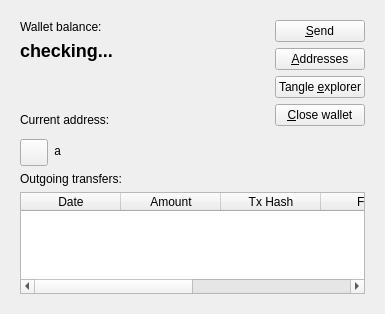
First picture: the form in widgets/walletwidget.ui, repository joshirio/iota-cooler, before the edit.
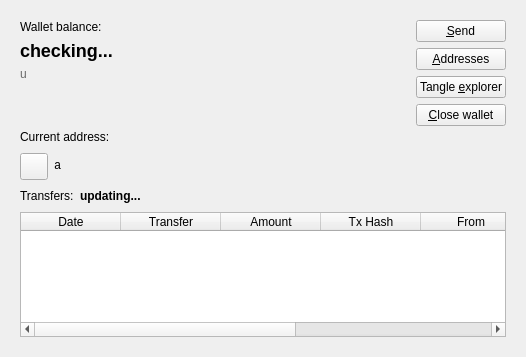
Second picture: the form after the edit. Icons and pictures are not drawn.

Commit message: add icons, ignore reattachments and warn on unconfirmed balance before sending

The edit to the form file:
```diff
--- a/widgets/walletwidget.ui
+++ b/widgets/walletwidget.ui
@@ -6,8 +6,8 @@
    <rect>
     <x>0</x>
     <y>0</y>
-    <width>385</width>
-    <height>314</height>
+    <width>526</width>
+    <height>357</height>
    </rect>
   </property>
   <property name="windowTitle">
@@ -20,7 +20,7 @@
       <number>0</number>
      </property>
      <widget class="QWidget" name="page">
-      <layout class="QVBoxLayout" name="verticalLayout_4">
+      <layout class="QVBoxLayout" name="verticalLayout_2">
        <item>
         <layout class="QGridLayout" name="gridLayout">
          <item row="0" column="0">
@@ -67,6 +67,18 @@
              </property>
             </widget>
            </item>
+           <item>
+            <widget class="QLabel" name="unconfirmedBalanceLabel">
+             <property name="styleSheet">
+              <string notr="true">QLabel {
+color: dimgray;
+}</string>
+             </property>
+             <property name="text">
+              <string>u</string>
+             </property>
+            </widget>
+           </item>
            <item>
             <spacer name="verticalSpacer">
              <property name="orientation">
@@ -225,13 +237,35 @@
         </layout>
        </item>
        <item>
-        <layout class="QVBoxLayout" name="verticalLayout_2">
+        <layout class="QHBoxLayout" name="horizontalLayout_6">
          <item>
           <widget class="QLabel" name="label_2">
            <property name="text">
-            <string>Outgoing transfers:</string>
+            <string>Transfers:</string>
            </property>
           </widget>
+         </item>
+         <item>
+          <widget class="QLabel" name="txloadingLabel">
+           <property name="text">
+            <string>&lt;b&gt;updating...&lt;/b&gt;</string>
+           </property>
+          </widget>
+         </item>
+         <item>
+          <spacer name="horizontalSpacer_3">
+           <property name="orientation">
+            <enum>Qt::Horizontal</enum>
+           </property>
+           <property name="sizeHint" stdset="0">
+            <size>
+             <width>40</width>
+             <height>20</height>
+            </size>
+           </property>
+          </spacer>
+         </item>
+        </layout>
          </item>
          <item>
           <widget class="QTableWidget" name="pastTxTableWidget">
@@ -279,6 +313,11 @@
              <string>Date</string>
             </property>
            </column>
+         <column>
+          <property name="text">
+           <string>Transfer</string>
+          </property>
+         </column>
            <column>
             <property name="text">
              <string>Amount</string>
@@ -305,8 +344,6 @@
             </property>
            </column>
           </widget>
-         </item>
-        </layout>
        </item>
       </layout>
      </widget>
```
Left out of the diff: 3 changed lines with no effect on the pictures. Lines whose indentation alone changed are shown as unchanged. The commit also changes 7 other files.
